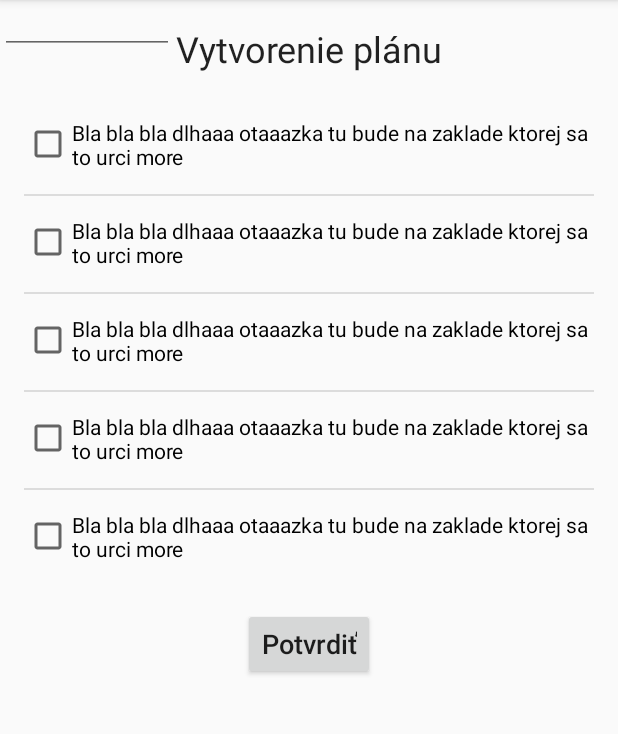
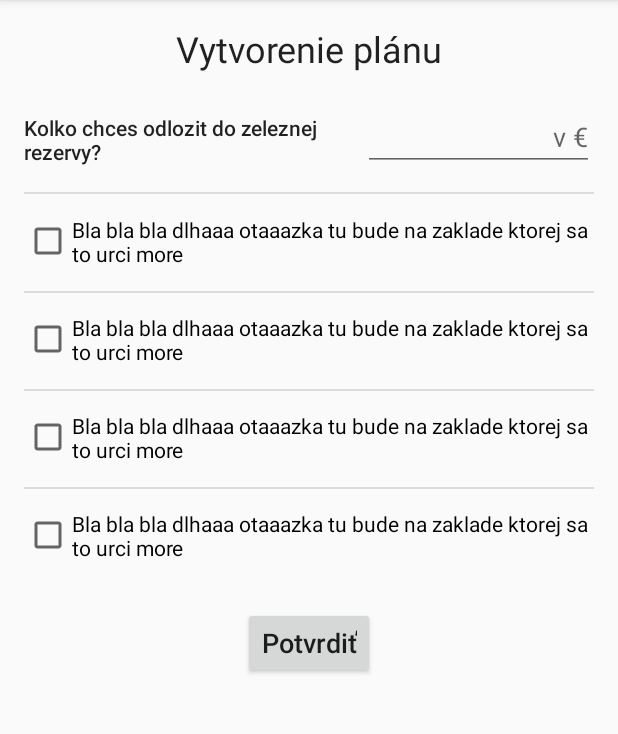
Before and after one commit to Trupendo/FinHealth, an Android app: the PlanCreateFragment screen opened through its navigation route, on a phone screen of 412 x 824 dp, the part 84-818 px from its top. Run offline under Robolectric (Android 15) with nearby library versions, the phone set to English and light mode, and no system bars; our stand-ins replace Firebase (no records; nobody signed in at launch, a user with empty details on screens opened directly); 1 statement that could not run was skipped.

Commit message:
plan create working

```diff
--- a/app/src/main/java/devetlopers/finhealth/PlanCreateFragment.java
+++ b/app/src/main/java/devetlopers/finhealth/PlanCreateFragment.java
@@ -5,10 +5,21 @@ import android.os.Bundle;
 import androidx.annotation.NonNull;
 import androidx.annotation.Nullable;
 import androidx.fragment.app.Fragment;
+import androidx.navigation.Navigation;
 
 import android.view.LayoutInflater;
 import android.view.View;
 import android.view.ViewGroup;
+import android.widget.Button;
+import android.widget.EditText;
+import android.widget.Toast;
+
+import com.google.firebase.auth.FirebaseAuth;
+import com.google.firebase.firestore.DocumentReference;
+import com.google.firebase.firestore.FirebaseFirestore;
+import com.google.firebase.firestore.SetOptions;
+
+import java.util.HashMap;
 
 
 /**
@@ -31,6 +42,27 @@ public class PlanCreateFragment extends Fragment {
     @Override
     public void onViewCreated(@NonNull View view, @Nullable Bundle savedInstanceState) {
         super.onViewCreated(view, savedInstanceState);
+        FirebaseAuth auth = FirebaseAuth.getInstance();
+        FirebaseFirestore firebaseFirestore = FirebaseFirestore.getInstance();
+        SingletonUser user = SingletonUser.getInstance();
 
+        EditText rezervaAmount = view.findViewById(R.id.rezervaAnount);
+        Button confirmButton = view.findViewById(R.id.createPlanBtn);
+
+        if (user.getLoggedUser().isPlanCreated()) {
+            Navigation.findNavController(view).navigate(R.id.action_planCreateFragment_to_mainFragment);
+        }
+
+        confirmButton.setOnClickListener(v -> {
+            double rezerva = Double.parseDouble(String.valueOf(rezervaAmount.getText()));
+            HashMap<String, Object> data = new HashMap<>();
+            data.put("rezervaPlan", rezerva);
+            data.put("planCreated", true);
+            firebaseFirestore.collection("users").document(auth.getCurrentUser().getUid()).set(data, SetOptions.merge()).addOnCompleteListener(runnable1 -> {
+                Toast.makeText(getContext(), "Dáta boli uložené", Toast.LENGTH_SHORT).show();
+                user.getLoggedUser().setPlanCreated(true);
+                Navigation.findNavController(view).navigate(R.id.action_planCreateFragment_to_mainFragment);
+            });
+        });
     }
 }
--- a/app/src/main/java/devetlopers/finhealth/RegistrationFragment.java
+++ b/app/src/main/java/devetlopers/finhealth/RegistrationFragment.java
@@ -68,6 +68,7 @@ public class RegistrationFragment extends Fragment {
                     data.put("name", name);
                     data.put("surname", surname);
                     data.put("zostatok", 0);
+                    data.put("planCreated", false);
                     firebaseFirestore.collection("users").document(auth.getCurrentUser().getUid()).set(data, SetOptions.merge()).addOnCompleteListener(runnable1 -> {
                         Toast.makeText(getContext(), "Dáta boli uložené", Toast.LENGTH_SHORT).show();
                     });
--- a/app/src/main/res/layout/fragment_main.xml
+++ b/app/src/main/res/layout/fragment_main.xml
@@ -71,7 +71,7 @@
                 android:textSize="21sp" />
 
             <TextView
-                android:id="@+id/textView7"
+                android:id="@+id/stav1"
                 android:layout_width="wrap_content"
                 android:layout_height="wrap_content"
                 android:layout_weight="1"
@@ -145,7 +145,7 @@
                 android:textSize="21sp" />
 
             <TextView
-                android:id="@+id/textView8"
+                android:id="@+id/stav2"
                 android:layout_width="0dp"
                 android:layout_height="wrap_content"
                 android:layout_weight="1"
@@ -217,7 +217,7 @@
                 android:textSize="21sp" />
 
             <TextView
-                android:id="@+id/textView9"
+                android:id="@+id/stav3"
                 android:layout_width="0dp"
                 android:layout_height="wrap_content"
                 android:layout_weight="1"
--- a/app/src/main/res/layout/fragment_plan_create.xml
+++ b/app/src/main/res/layout/fragment_plan_create.xml
@@ -20,28 +20,16 @@
         app:layout_constraintTop_toTopOf="parent" />
 
     <CheckBox
-        android:id="@+id/checkBox7"
+        android:id="@+id/checkBox8"
         android:layout_width="0dp"
         android:layout_height="wrap_content"
         android:layout_marginStart="16dp"
-        android:layout_marginTop="30dp"
+        android:layout_marginTop="29dp"
         android:layout_marginEnd="16dp"
         android:text="Bla bla bla dlhaaa otaaazka tu bude na zaklade ktorej sa to urci more"
         app:layout_constraintEnd_toEndOf="parent"
         app:layout_constraintStart_toStartOf="parent"
-        app:layout_constraintTop_toBottomOf="@+id/textView4" />
-
-    <CheckBox
-        android:id="@+id/checkBox8"
-        android:layout_width="0dp"
-        android:layout_height="wrap_content"
-        android:layout_marginStart="16dp"
-        android:layout_marginTop="30dp"
-        android:layout_marginEnd="16dp"
-        android:text="Bla bla bla dlhaaa otaaazka tu bude na zaklade ktorej sa to urci more"
-        app:layout_constraintEnd_toEndOf="parent"
-        app:layout_constraintStart_toStartOf="parent"
-        app:layout_constraintTop_toBottomOf="@+id/checkBox7" />
+        app:layout_constraintTop_toBottomOf="@+id/textView5" />
 
     <CheckBox
         android:id="@+id/checkBox9"
@@ -82,7 +70,7 @@
         app:layout_constraintTop_toBottomOf="@+id/checkBox10" />
 
     <Button
-        android:id="@+id/button"
+        android:id="@+id/createPlanBtn"
         android:layout_width="wrap_content"
         android:layout_height="wrap_content"
         android:layout_marginTop="30dp"
@@ -98,12 +86,12 @@
         android:layout_width="0dp"
         android:layout_height="1dp"
         android:layout_marginStart="16dp"
-        android:layout_marginTop="15dp"
+        android:layout_marginTop="14dp"
         android:layout_marginEnd="16dp"
         android:background="?android:attr/listDivider"
         app:layout_constraintEnd_toEndOf="parent"
         app:layout_constraintStart_toStartOf="parent"
-        app:layout_constraintTop_toBottomOf="@+id/checkBox7" />
+        app:layout_constraintTop_toBottomOf="@+id/textView5" />
 
     <View
         android:id="@+id/divider2"
@@ -145,12 +133,28 @@
         app:layout_constraintTop_toBottomOf="@+id/checkBox10" />
 
     <EditText
-        android:id="@+id/editText"
-        android:layout_width="116dp"
-        android:layout_height="36dp"
+        android:id="@+id/rezervaAnount"
+        android:layout_width="154dp"
+        android:layout_height="41dp"
+        android:layout_marginTop="24dp"
+        android:layout_marginEnd="16dp"
         android:ems="10"
+        android:hint="v €"
         android:inputType="numberDecimal"
-        tools:layout_editor_absoluteX="66dp"
-        tools:layout_editor_absoluteY="485dp" />
+        android:textAlignment="textEnd"
+        app:layout_constraintEnd_toEndOf="parent"
+        app:layout_constraintTop_toBottomOf="@+id/textView4" />
+
+    <TextView
+        android:id="@+id/textView5"
+        android:layout_width="226dp"
+        android:layout_height="41dp"
+        android:layout_marginStart="16dp"
+        android:layout_marginTop="24dp"
+        android:gravity="center_vertical"
+        android:text="Kolko chces odlozit do zeleznej rezervy?"
+        android:textAppearance="@style/TextAppearance.AppCompat.Body2"
+        app:layout_constraintStart_toStartOf="parent"
+        app:layout_constraintTop_toBottomOf="@+id/textView4" />
 
 </androidx.constraintlayout.widget.ConstraintLayout>
--- a/app/src/main/res/navigation/main_graph.xml
+++ b/app/src/main/res/navigation/main_graph.xml
@@ -46,5 +46,9 @@
         android:id="@+id/planCreateFragment"
         android:name="devetlopers.finhealth.PlanCreateFragment"
         android:label="fragment_plan_create"
-        tools:layout="@layout/fragment_plan_create" />
+        tools:layout="@layout/fragment_plan_create" >
+        <action
+            android:id="@+id/action_planCreateFragment_to_mainFragment"
+            app:destination="@id/mainFragment" />
+    </fragment>
 </navigation>
```
Also changed, not shown: app/src/main/java/devetlopers/finhealth/LoginFragment.java (+5 -5 lines), app/src/main/java/devetlopers/finhealth/MainFragment.java (+6 -2 lines), app/src/main/java/devetlopers/finhealth/User.java (+27 -0 lines).
